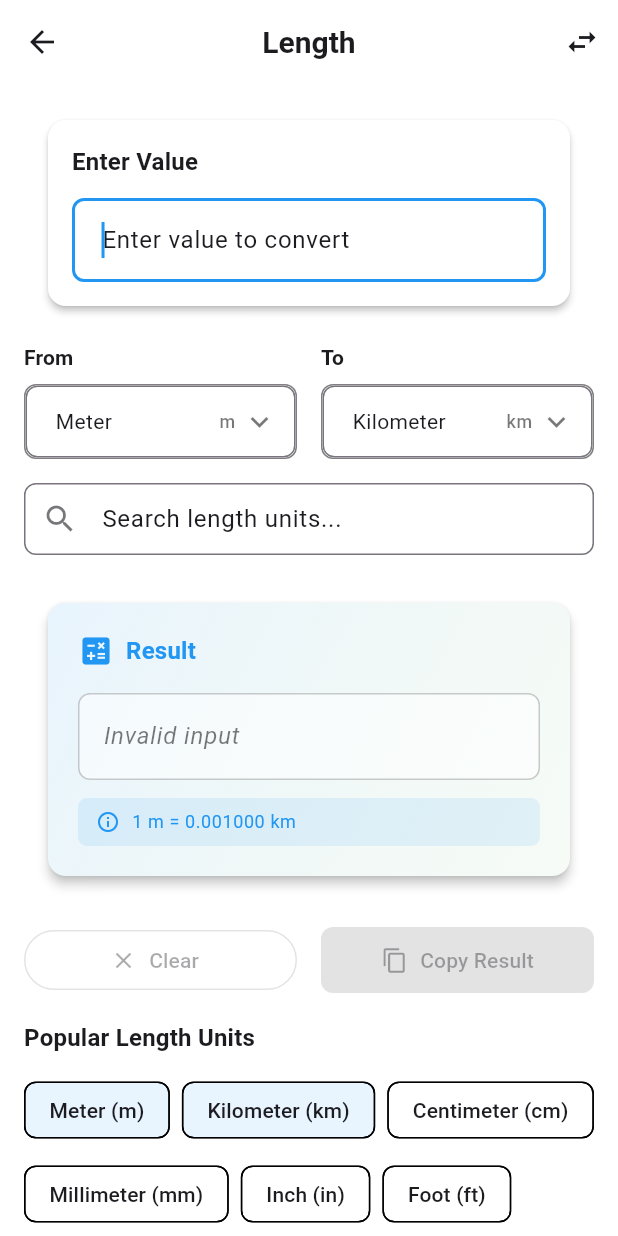
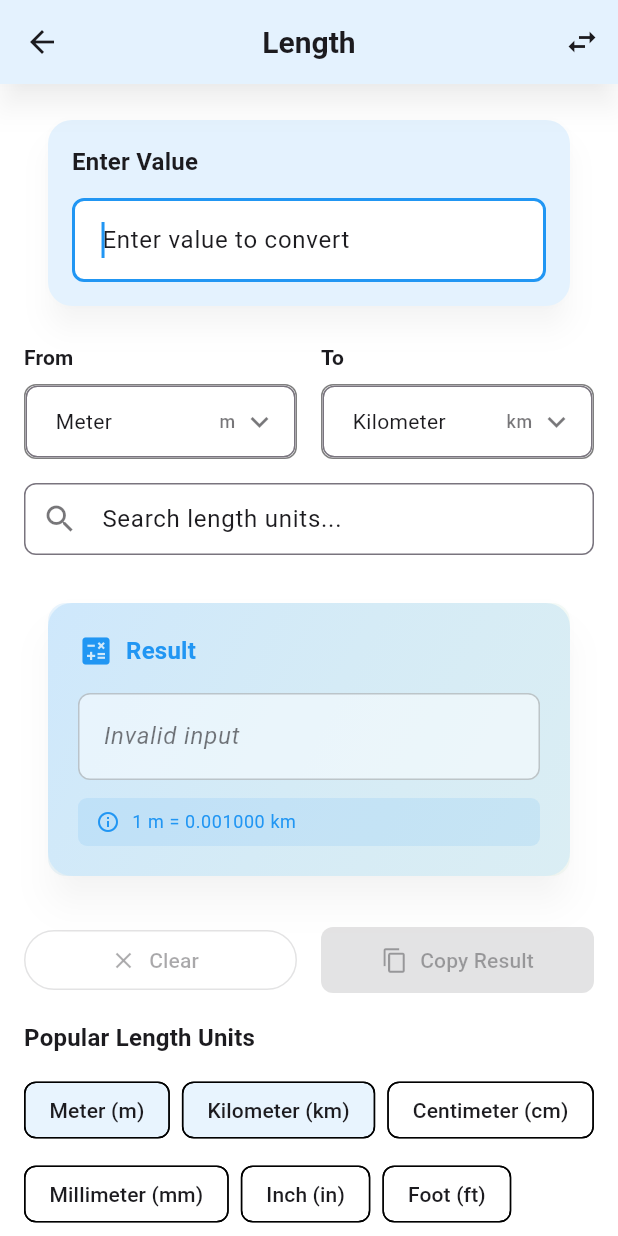
Before and after one commit to BestMinders/Convertly, a Flutter app: the screen it shows after launch, after a tap on "Length", on a phone screen of 412 x 824 dp. Run offline on Flutter 3.47's test engine with Material 3 defaults, Android fonts, the phone set to English and light mode, and no system bars; our stand-ins replace flutter_screenutil, flutter_svg, shared_preferences.

Commit message:
updated code

```diff
--- a/lib/core/theme/app_theme.dart
+++ b/lib/core/theme/app_theme.dart
@@ -29,24 +29,28 @@ class AppTheme {
         error: Color(0xFFB3261E),
         onError: Color(0xFFFFFFFF),
       ),
-      appBarTheme: const AppBarTheme(
+      appBarTheme: AppBarTheme(
         backgroundColor: lightSurface,
         foregroundColor: lightOnSurface,
-        elevation: 0,
+        elevation: 8,
+        shadowColor: Colors.black.withValues(alpha: 0.3),
         centerTitle: true,
-        titleTextStyle: TextStyle(
+        titleTextStyle: const TextStyle(
           color: lightOnSurface,
           fontSize: 20,
           fontWeight: FontWeight.w600,
         ),
+        surfaceTintColor: primaryBlue.withValues(alpha: 0.1),
       ),
       cardTheme: CardThemeData(
         color: lightSurface,
-        elevation: 2,
+        elevation: 8,
+        shadowColor: Colors.black.withValues(alpha: 0.2),
         shape: RoundedRectangleBorder(
-          borderRadius: BorderRadius.circular(12),
+          borderRadius: BorderRadius.circular(16),
         ),
         margin: const EdgeInsets.symmetric(horizontal: 16, vertical: 8),
+        surfaceTintColor: primaryBlue.withValues(alpha: 0.05),
       ),
       elevatedButtonTheme: ElevatedButtonThemeData(
         style: ElevatedButton.styleFrom(
@@ -138,24 +142,28 @@ class AppTheme {
         error: Color(0xFFF2B8B5),
         onError: Color(0xFF601410),
       ),
-      appBarTheme: const AppBarTheme(
+      appBarTheme: AppBarTheme(
         backgroundColor: darkSurface,
         foregroundColor: darkOnSurface,
-        elevation: 0,
+        elevation: 8,
+        shadowColor: Colors.black.withValues(alpha: 0.5),
         centerTitle: true,
-        titleTextStyle: TextStyle(
+        titleTextStyle: const TextStyle(
           color: darkOnSurface,
           fontSize: 20,
           fontWeight: FontWeight.w600,
         ),
+        surfaceTintColor: primaryBlue.withValues(alpha: 0.1),
       ),
       cardTheme: CardThemeData(
         color: darkSurface,
-        elevation: 2,
+        elevation: 8,
+        shadowColor: Colors.black.withValues(alpha: 0.4),
         shape: RoundedRectangleBorder(
-          borderRadius: BorderRadius.circular(12),
+          borderRadius: BorderRadius.circular(16),
         ),
         margin: const EdgeInsets.symmetric(horizontal: 16, vertical: 8),
+        surfaceTintColor: primaryBlue.withValues(alpha: 0.05),
       ),
       elevatedButtonTheme: ElevatedButtonThemeData(
         style: ElevatedButton.styleFrom(
--- a/lib/main.dart
+++ b/lib/main.dart
@@ -3,6 +3,7 @@ import 'package:flutter_screenutil/flutter_screenutil.dart';
 import 'package:provider/provider.dart';
 import 'core/theme/app_theme.dart';
 import 'viewmodels/converter_viewmodel.dart';
+import 'views/splash_screen.dart';
 import 'views/home_screen.dart';
 import 'views/conversion_screen.dart';
 import 'views/history_screen.dart';
@@ -33,8 +34,9 @@ class UniCalcApp extends StatelessWidget {
                 theme: AppTheme.lightTheme,
                 darkTheme: AppTheme.darkTheme,
                 themeMode: viewModel.isDarkMode ? ThemeMode.dark : ThemeMode.light,
-                initialRoute: '/',
+                initialRoute: '/splash',
                 routes: {
+                  '/splash': (context) => const SplashScreen(),
                   '/': (context) => const HomeScreen(),
                   '/conversion': (context) => const ConversionScreen(),
                   '/history': (context) => const HistoryScreen(),
--- a/lib/views/about_screen.dart
+++ b/lib/views/about_screen.dart
@@ -228,7 +228,7 @@ class AboutScreen extends StatelessWidget {
               child: Column(
                 children: [
                   Text(
-                    'Made with ❤️ using Flutter',
+                    'Made with ❤️ for unit conversion',
                     style: theme.textTheme.bodyMedium?.copyWith(
                       color: theme.colorScheme.onSurface.withOpacity(0.6),
                     ),
--- a/lib/views/home_screen.dart
+++ b/lib/views/home_screen.dart
@@ -53,12 +53,11 @@ class HomeScreen extends StatelessWidget {
               // Categories grid
               Expanded(
                 child: GridView.builder(
-                  padding: const EdgeInsets.symmetric(horizontal: 16),
+                  padding: const EdgeInsets.symmetric(horizontal: 12),
                   gridDelegate: const SliverGridDelegateWithFixedCrossAxisCount(
                     crossAxisCount: 2,
-                    childAspectRatio: 1.1,
-                    crossAxisSpacing: 16,
-                    mainAxisSpacing: 16,
+                   // childAspectRatio:  0.8,
+                    mainAxisSpacing: 10,
                   ),
                   itemCount: viewModel.categories.length,
                   itemBuilder: (context, index) {
--- /dev/null
+++ b/lib/views/splash_screen.dart
@@ -0,0 +1,175 @@
+import 'package:flutter/material.dart';
+import 'package:flutter_svg/flutter_svg.dart';
+
+class SplashScreen extends StatefulWidget {
+  const SplashScreen({Key? key}) : super(key: key);
+
+  @override
+  State<SplashScreen> createState() => _SplashScreenState();
+}
+
+class _SplashScreenState extends State<SplashScreen>
+    with SingleTickerProviderStateMixin {
+  late AnimationController _animationController;
+  late Animation<double> _fadeAnimation;
+  late Animation<double> _scaleAnimation;
+
+  @override
+  void initState() {
+    super.initState();
+
+    _animationController = AnimationController(
+      duration: const Duration(seconds: 2),
+      vsync: this,
+    );
+
+    _fadeAnimation = Tween<double>(
+      begin: 0.0,
+      end: 1.0,
+    ).animate(CurvedAnimation(
+      parent: _animationController,
+      curve: const Interval(0.0, 0.6, curve: Curves.easeIn),
+    ));
+
+    _scaleAnimation = Tween<double>(
+      begin: 0.5,
+      end: 1.0,
+    ).animate(CurvedAnimation(
+      parent: _animationController,
+      curve: const Interval(0.2, 0.8, curve: Curves.elasticOut),
+    ));
+
+    _animationController.forward();
+
+    // Navigate to home screen after animation
+    Future.delayed(const Duration(seconds: 3), () {
+      if (mounted) {
+        Navigator.pushReplacementNamed(context, '/');
+      }
+    });
+  }
+
+  @override
+  void dispose() {
+    _animationController.dispose();
+    super.dispose();
+  }
+
+  @override
+  Widget build(BuildContext context) {
+    final theme = Theme.of(context);
+
+    return Scaffold(
+      body: Container(
+        decoration: BoxDecoration(
+          gradient: LinearGradient(
+            begin: Alignment.topLeft,
+            end: Alignment.bottomRight,
+            colors: [
+              theme.colorScheme.primary,
+              theme.colorScheme.secondary,
+            ],
+          ),
+        ),
+        child: Center(
+          child: Column(
+            mainAxisAlignment: MainAxisAlignment.center,
+            children: [
+              // Animated icon
+              AnimatedBuilder(
+                animation: _animationController,
+                builder: (context, child) {
+                  return Transform.scale(
+                    scale: _scaleAnimation.value,
+                    child: FadeTransition(
+                      opacity: _fadeAnimation,
+                      child: Container(
+                        width: 150,
+                        height: 150,
+                        decoration: BoxDecoration(
+                          shape: BoxShape.circle,
+                          boxShadow: [
+                            BoxShadow(
+                              color: Colors.black.withValues(alpha: 0.3),
+                              blurRadius: 20,
+                              spreadRadius: 5,
+                              offset: const Offset(0, 10),
+                            ),
+                          ],
+                        ),
+                        child: SvgPicture.asset(
+                          'assets/images/splash_icon.svg',
+                          fit: BoxFit.contain,
+                        ),
+                      ),
+                    ),
+                  );
+                },
+              ),
+
+              const SizedBox(height: 40),
+
+              // App name with animation
+              FadeTransition(
+                opacity: _fadeAnimation,
+                child: Text(
+                  'UniCalc',
+                  style: theme.textTheme.headlineLarge?.copyWith(
+                    color: Colors.white,
+                    fontWeight: FontWeight.bold,
+                    fontSize: 36,
+                    shadows: [
+                      Shadow(
+                        color: Colors.black.withValues(alpha: 0.3),
+                        blurRadius: 10,
+                        offset: const Offset(0, 5),
+                      ),
+                    ],
+                  ),
+                ),
+              ),
+
+              const SizedBox(height: 16),
+
+              // Subtitle with animation
+              FadeTransition(
+                opacity: _fadeAnimation,
+                child: Text(
+                  'Ultimate Unit Converter',
+                  style: theme.textTheme.titleMedium?.copyWith(
+                    color: Colors.white.withValues(alpha: 0.9),
+                    fontWeight: FontWeight.w300,
+                    shadows: [
+                      Shadow(
+                        color: Colors.black.withValues(alpha: 0.2),
+                        blurRadius: 5,
+                        offset: const Offset(0, 2),
+                      ),
+                    ],
+                  ),
+                ),
+              ),
+
+              const SizedBox(height: 60),
+
+              // Loading indicator
+              FadeTransition(
+                opacity: _fadeAnimation,
+                child: SizedBox(
+                  width: 30,
+                  height: 30,
+                  child: CircularProgressIndicator(
+                    valueColor: AlwaysStoppedAnimation<Color>(
+                      Colors.white.withValues(alpha: 0.8),
+                    ),
+                    strokeWidth: 3,
+                  ),
+                ),
+              ),
+            ],
+          ),
+        ),
+      ),
+    );
+  }
+}
--- a/lib/widgets/category_card.dart
+++ b/lib/widgets/category_card.dart
@@ -18,12 +18,12 @@ class CategoryCard extends StatelessWidget {
     final theme = Theme.of(context);
 
     return Card(
-      elevation: isSelected ? 4 : 2,
+      elevation: isSelected ? 12 : 8,
       child: InkWell(
         onTap: onTap,
         borderRadius: BorderRadius.circular(12),
         child: Container(
-          padding: const EdgeInsets.all(16),
+          padding: const EdgeInsets.symmetric(horizontal: 12),
           child: Column(
             mainAxisAlignment: MainAxisAlignment.center,
             children: [
@@ -37,7 +37,7 @@ class CategoryCard extends StatelessWidget {
                 ),
                 child: Icon(
                   category.icon,
-                  size: 32,
+                  size: 28,
                   color: isSelected
                       ? theme.colorScheme.primary
                       : theme.colorScheme.onSurface.withOpacity(0.7),
--- a/lib/widgets/result_box.dart
+++ b/lib/widgets/result_box.dart
@@ -23,7 +23,7 @@ class ResultBox extends StatelessWidget {
     final theme = Theme.of(context);
 
     return Card(
-      elevation: 3,
+      elevation: 10,
       child: Container(
         width: double.infinity,
         padding: const EdgeInsets.all(20),
```
Also changed, not shown: pubspec.yaml (+5 -3 lines), assets/images/splash_icon.svg (added), lib/core/constants.dart (line endings or trailing spaces), lib/models/category.dart (line endings or trailing spaces), lib/models/unit.dart (line endings or trailing spaces), lib/repository/converter_repository.dart (line endings or trailing spaces), lib/viewmodels/converter_viewmodel.dart (line endings or trailing spaces), lib/views/history_screen.dart (line endings or trailing spaces), lib/views/settings_screen.dart (line endings or trailing spaces), pubspec.lock, 19 other files.
